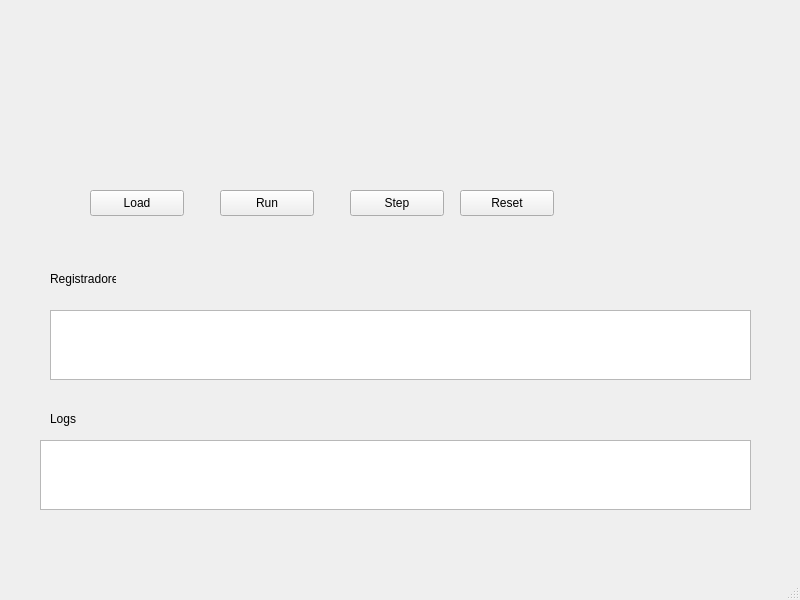
The window that src/gui/mainwindow.ui (th-markendorf/Simulador-de-Processador-RISC-V) describes before a commit, drawn with Qt 5.
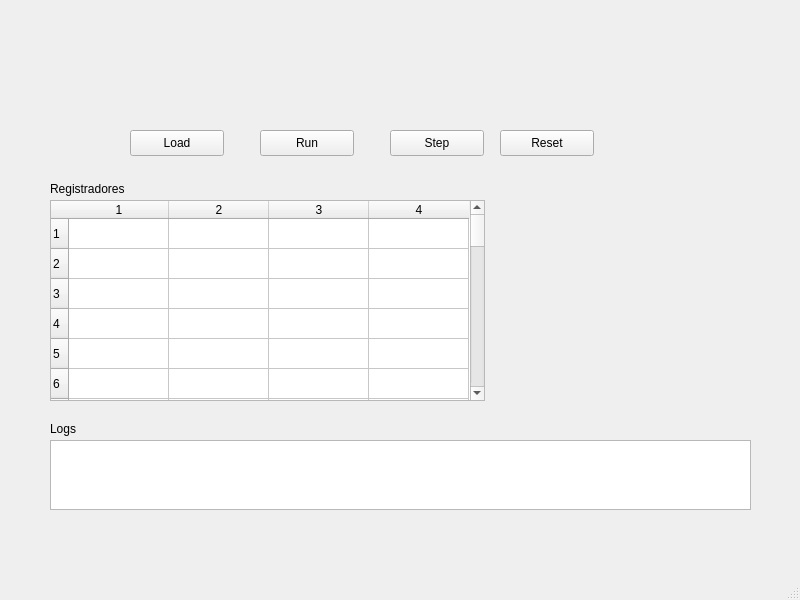
The same window after the commit.

Commit message: Substitui QTextEdit por QTableWidget na MainWindow

```diff
--- a/src/gui/mainwindow.ui
+++ b/src/gui/mainwindow.ui
@@ -17,8 +17,8 @@
    <widget class="QPushButton" name="stepButton">
     <property name="geometry">
      <rect>
-      <x>350</x>
-      <y>190</y>
+      <x>390</x>
+      <y>130</y>
       <width>94</width>
       <height>26</height>
      </rect>
@@ -30,8 +30,8 @@
    <widget class="QPushButton" name="runButton">
     <property name="geometry">
      <rect>
-      <x>220</x>
-      <y>190</y>
+      <x>260</x>
+      <y>130</y>
       <width>94</width>
       <height>26</height>
      </rect>
@@ -43,8 +43,8 @@
    <widget class="QPushButton" name="resetButton">
     <property name="geometry">
      <rect>
-      <x>460</x>
-      <y>190</y>
+      <x>500</x>
+      <y>130</y>
       <width>94</width>
       <height>26</height>
      </rect>
@@ -56,8 +56,8 @@
    <widget class="QPushButton" name="loadButton">
     <property name="geometry">
      <rect>
-      <x>90</x>
-      <y>190</y>
+      <x>130</x>
+      <y>130</y>
       <width>94</width>
       <height>26</height>
      </rect>
@@ -66,22 +66,12 @@
      <string>Load</string>
     </property>
    </widget>
-   <widget class="QTextEdit" name="registersView">
-    <property name="geometry">
-     <rect>
-      <x>50</x>
-      <y>310</y>
-      <width>701</width>
-      <height>70</height>
-     </rect>
-    </property>
-   </widget>
    <widget class="QTextEdit" name="logView">
     <property name="geometry">
      <rect>
-      <x>40</x>
+      <x>50</x>
       <y>440</y>
-      <width>711</width>
+      <width>701</width>
       <height>70</height>
      </rect>
     </property>
@@ -90,7 +80,7 @@
     <property name="geometry">
      <rect>
       <x>50</x>
-      <y>410</y>
+      <y>420</y>
       <width>66</width>
       <height>18</height>
      </rect>
@@ -103,8 +93,8 @@
     <property name="geometry">
      <rect>
       <x>50</x>
-      <y>270</y>
-      <width>66</width>
+      <y>180</y>
+      <width>81</width>
       <height>18</height>
      </rect>
     </property>
@@ -112,6 +102,59 @@
      <string>Registradores</string>
     </property>
    </widget>
+   <widget class="QTableWidget" name="registersTable">
+    <property name="geometry">
+     <rect>
+      <x>50</x>
+      <y>200</y>
+      <width>435</width>
+      <height>201</height>
+     </rect>
+    </property>
+    <property name="rowCount">
+     <number>33</number>
+    </property>
+    <property name="columnCount">
+     <number>4</number>
+    </property>
+    <row/>
+    <row/>
+    <row/>
+    <row/>
+    <row/>
+    <row/>
+    <row/>
+    <row/>
+    <row/>
+    <row/>
+    <row/>
+    <row/>
+    <row/>
+    <row/>
+    <row/>
+    <row/>
+    <row/>
+    <row/>
+    <row/>
+    <row/>
+    <row/>
+    <row/>
+    <row/>
+    <row/>
+    <row/>
+    <row/>
+    <row/>
+    <row/>
+    <row/>
+    <row/>
+    <row/>
+    <row/>
+    <row/>
+    <column/>
+    <column/>
+    <column/>
+    <column/>
+   </widget>
   </widget>
   <widget class="QMenuBar" name="menubar">
    <property name="geometry">
```
Left out of the diff: 2 changed lines with no effect on the pictures. The commit also changes 2 other files.
